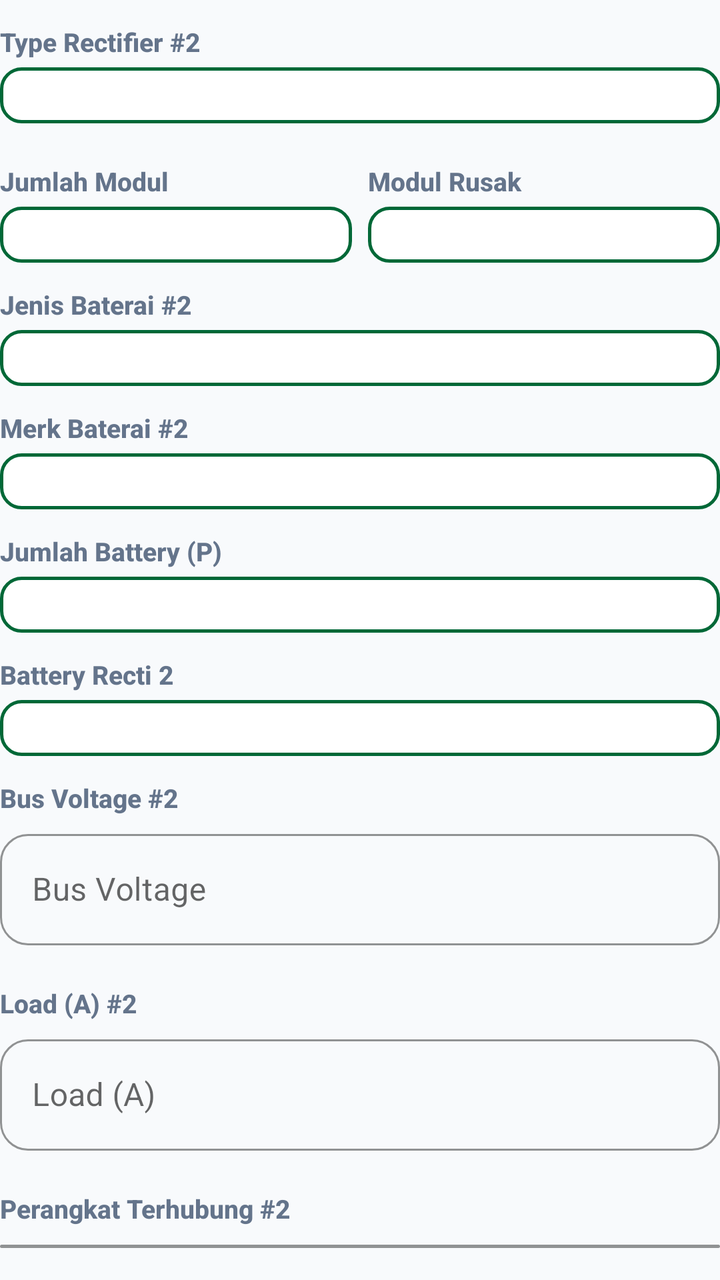
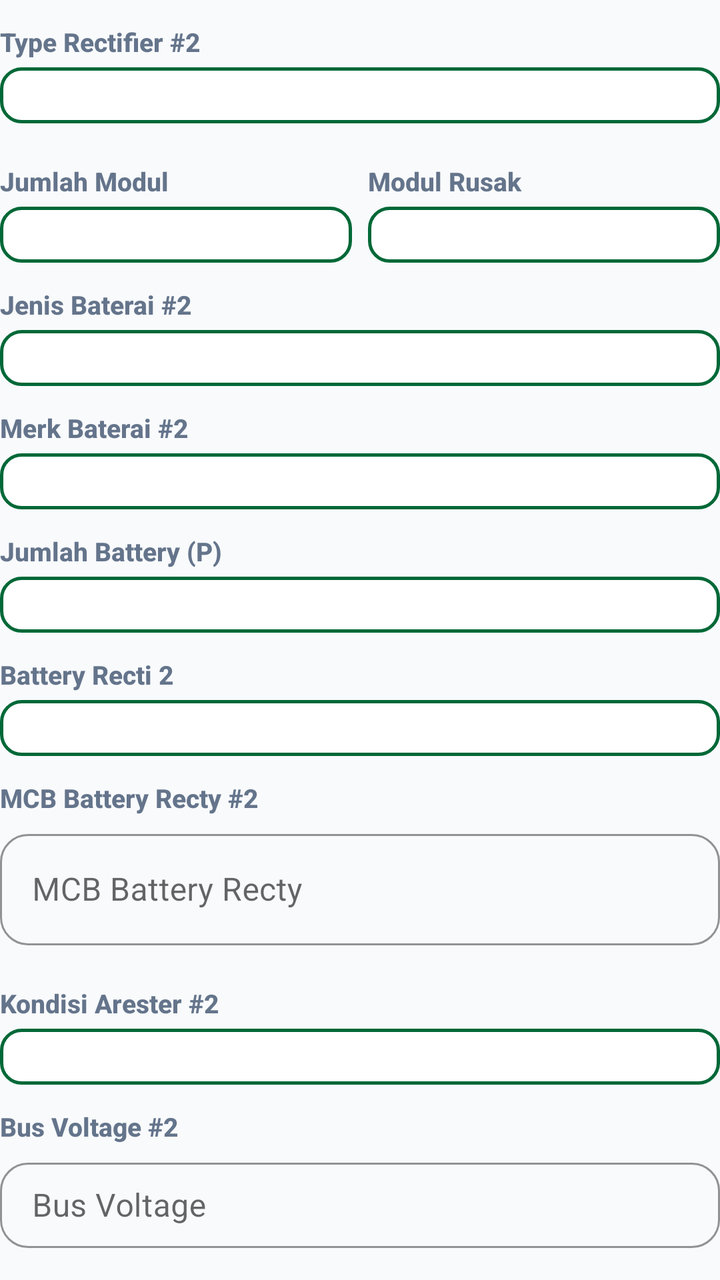

An Android layout rendered at two revisions. The XML below is the earlier revision; the diff shows what the commit changed to produce the second picture.
<!-- AndroidManifest.xml: application theme Theme.ZamanApps -->
<!-- res/layout/dialog_edit_rectifier2.xml -->
<?xml version="1.0" encoding="utf-8"?>
<LinearLayout xmlns:android="http://schemas.android.com/apk/res/android"
    xmlns:app="http://schemas.android.com/apk/res-auto"
    android:layout_width="match_parent"
    android:layout_height="wrap_content"
    android:orientation="vertical"
    android:paddingBottom="8dp">

    
    <TextView
        style="@style/FieldLabel"
        android:text="Type Rectifier #2" />

    <Spinner
        android:id="@+id/spTypeRectifier2"
        style="@style/SpinnerField" />

    
    <LinearLayout
        android:layout_width="match_parent"
        android:layout_height="wrap_content"
        android:orientation="horizontal"
        android:layout_marginTop="8dp">

        <LinearLayout
            android:layout_width="0dp"
            android:layout_height="wrap_content"
            android:layout_weight="1"
            android:layout_marginEnd="4dp"
            android:orientation="vertical">

            <TextView
                style="@style/FieldLabel"
                android:text="Jumlah Modul" />

            <Spinner
                android:id="@+id/spJumlahModul2"
                style="@style/SpinnerField" />
        </LinearLayout>

        <LinearLayout
            android:layout_width="0dp"
            android:layout_height="wrap_content"
            android:layout_weight="1"
            android:layout_marginStart="4dp"
            android:orientation="vertical">

            <TextView
                style="@style/FieldLabel"
                android:text="Modul Rusak" />

            <Spinner
                android:id="@+id/spJumlahModulRusak2"
                style="@style/SpinnerField" />
        </LinearLayout>
    </LinearLayout>

    
    <TextView
        style="@style/FieldLabel"
        android:text="Jenis Baterai #2" />

    <Spinner
        android:id="@+id/spJenisBaterai2"
        style="@style/SpinnerField" />

    
    <TextView
        style="@style/FieldLabel"
        android:text="Merk Baterai #2" />

    <Spinner
        android:id="@+id/spMerkBaterai2"
        style="@style/SpinnerField" />

    
    <TextView
        style="@style/FieldLabel"
        android:text="Jumlah Battery (P)" />

    <Spinner
        android:id="@+id/spJumlahBattery2"
        style="@style/SpinnerField" />

    <TextView
        style="@style/FieldLabel"
        android:text="Battery Recti 2" />

    <Spinner
        android:id="@+id/spBatteryRecti2"
        style="@style/SpinnerField" />

    
    <TextView
        style="@style/FieldLabel"
        android:text="Bus Voltage #2" />

    <com.google.android.material.textfield.TextInputLayout
        style="@style/ZamanTextInputLayout"
        android:layout_width="match_parent"
        android:layout_height="wrap_content"
        android:layout_marginBottom="8dp">

        <com.google.android.material.textfield.TextInputEditText
            android:id="@+id/editBusVoltage2"
            android:layout_width="match_parent"
            android:layout_height="wrap_content"
            android:hint="Bus Voltage"
            android:inputType="numberDecimal" />
    </com.google.android.material.textfield.TextInputLayout>

    
    <TextView
        style="@style/FieldLabel"
        android:text="Load (A) #2" />

    <com.google.android.material.textfield.TextInputLayout
        style="@style/ZamanTextInputLayout"
        android:layout_width="match_parent"
        android:layout_height="wrap_content"
        android:layout_marginBottom="8dp">

        <com.google.android.material.textfield.TextInputEditText
            android:id="@+id/editLoadA2"
            android:layout_width="match_parent"
            android:layout_height="wrap_content"
            android:hint="Load (A)"
            android:inputType="numberDecimal" />
    </com.google.android.material.textfield.TextInputLayout>

    
    <TextView
        style="@style/FieldLabel"
        android:text="Perangkat Terhubung #2" />

    <com.google.android.material.textfield.TextInputLayout
        style="@style/ZamanTextInputLayout"
        android:layout_width="match_parent"
        android:layout_height="wrap_content"
        android:layout_marginBottom="8dp">

        <com.google.android.material.textfield.TextInputEditText
            android:id="@+id/editPerangkat2"
            android:layout_width="match_parent"
            android:layout_height="wrap_content"
            android:hint="Perangkat"
            android:inputType="text" />
    </com.google.android.material.textfield.TextInputLayout>

    
    <TextView
        style="@style/FieldLabel"
        android:text="Remark #2" />

    <com.google.android.material.textfield.TextInputLayout
        style="@style/ZamanTextInputLayout"
        android:layout_width="match_parent"
        android:layout_height="wrap_content">

        <com.google.android.material.textfield.TextInputEditText
            android:id="@+id/editRemark2"
            android:layout_width="match_parent"
            android:layout_height="wrap_content"
            android:hint="Catatan"
            android:inputType="textMultiLine"
            android:minLines="2" />
    </com.google.android.material.textfield.TextInputLayout>

</LinearLayout>
<!-- resources referenced by this layout -->
<resources>
  <style name="FieldLabel">
          <item name="android:layout_width">match_parent</item>
          <item name="android:layout_height">wrap_content</item>
          <item name="android:layout_marginTop">12dp</item>
          <item name="android:layout_marginBottom">4dp</item>
          <item name="android:textColor">@color/text_secondary</item>
          <item name="android:textSize">13sp</item>
          <item name="android:textStyle">bold</item>
          <item name="android:fontFamily">sans-serif-medium</item>
      </style>
  <style name="SpinnerField" parent="SpinnerFieldModern" />
  <style name="ZamanTextInputLayout" parent="Widget.MaterialComponents.TextInputLayout.OutlinedBox">
          <item name="boxCornerRadiusTopStart">14dp</item>
          <item name="boxCornerRadiusTopEnd">14dp</item>
          <item name="boxCornerRadiusBottomStart">14dp</item>
          <item name="boxCornerRadiusBottomEnd">14dp</item>
          <item name="boxStrokeColor">@color/brand_primary</item>
          <item name="hintTextColor">@color/brand_primary</item>
          <item name="startIconTint">@color/brand_primary</item>
      </style>
  <color name="text_secondary">#64748B</color>
  <style name="SpinnerFieldModern" parent="Widget.AppCompat.Spinner">
          <item name="android:layout_width">match_parent</item>
          <item name="android:layout_height">wrap_content</item>
          <item name="android:background">@drawable/spinner_background_modern</item>
          <item name="android:padding">14dp</item>
          <item name="android:textSize">15sp</item>
          <item name="android:textColor">@color/text_primary</item>
          <item name="android:popupBackground">@color/card_bg</item>
          <item name="android:overlapAnchor">false</item>
      </style>
  <color name="brand_primary">#006837</color>
  <color name="brand_primary_dark">#004D25</color>
  <color name="white">#FFFFFF</color>
  <color name="brand_accent">#00A859</color>
  <color name="section_bg">#F8FAFC</color>
  <color name="text_primary">#0F172A</color>
  <style name="ZamanButton" parent="Widget.MaterialComponents.Button">
          <item name="android:insetTop">0dp</item>
          <item name="android:insetBottom">0dp</item>
          <item name="android:paddingTop">0dp</item>
          <item name="android:paddingBottom">0dp</item>
          <item name="android:paddingVertical">0dp</item>
          <item name="android:gravity">center</item>
          <item name="android:minHeight">48dp</item>
          <item name="cornerRadius">16dp</item>
          <item name="android:textAllCaps">false</item>
          <item name="android:textStyle">bold</item>
          <item name="android:letterSpacing">0.02</item>
      </style>
  <style name="ZamanCard" parent="Widget.MaterialComponents.CardView">
          <item name="cardCornerRadius">20dp</item>
          <item name="cardElevation">4dp</item>
          <item name="cardBackgroundColor">@color/card_bg</item>
          <item name="android:foreground">?attr/selectableItemBackground</item>
      </style>
  <color name="card_bg">#FFFFFF</color>
  <color name="brand_primary_lightest">#E7F6EC</color>
  <!-- unchanged entries left out for length: 2 -->
</resources>

<!-- the commit's change to res/layout/dialog_edit_rectifier2.xml (unified diff, before → after) -->
@@ -93,6 +93,34 @@
     
     <TextView
         style="@style/FieldLabel"
+        android:text="MCB Battery Recty #2" />
+
+    <com.google.android.material.textfield.TextInputLayout
+        style="@style/ZamanTextInputLayout"
+        android:layout_width="match_parent"
+        android:layout_height="wrap_content"
+        android:layout_marginBottom="8dp">
+
+        <com.google.android.material.textfield.TextInputEditText
+            android:id="@+id/editMcbBatteryRecti2"
+            android:layout_width="match_parent"
+            android:layout_height="wrap_content"
+            android:hint="MCB Battery Recty"
+            android:inputType="numberDecimal" />
+    </com.google.android.material.textfield.TextInputLayout>
+
+    
+    <TextView
+        style="@style/FieldLabel"
+        android:text="Kondisi Arester #2" />
+
+    <Spinner
+        android:id="@+id/spKondisiArester2"
+        style="@style/SpinnerField" />
+
+    
+    <TextView
+        style="@style/FieldLabel"
         android:text="Bus Voltage #2" />
 
     <com.google.android.material.textfield.TextInputLayout
